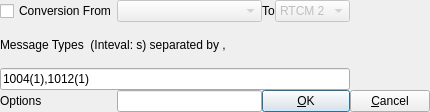
The window that app/qtapp/strsvr_qt/convdlg.ui (tomojitakasu/RTKLIB) describes before a commit, drawn with Qt 5.
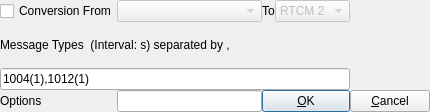
The same window after the commit.

```diff
--- a/app/qtapp/strsvr_qt/convdlg.ui
+++ b/app/qtapp/strsvr_qt/convdlg.ui
@@ -155,7 +155,7 @@
       <string/>
      </property>
      <property name="text">
-      <string>Message Types  (Inteval: s) separated by ,</string>
+      <string>Message Types  (Interval: s) separated by ,</string>
      </property>
     </widget>
    </item>
```
